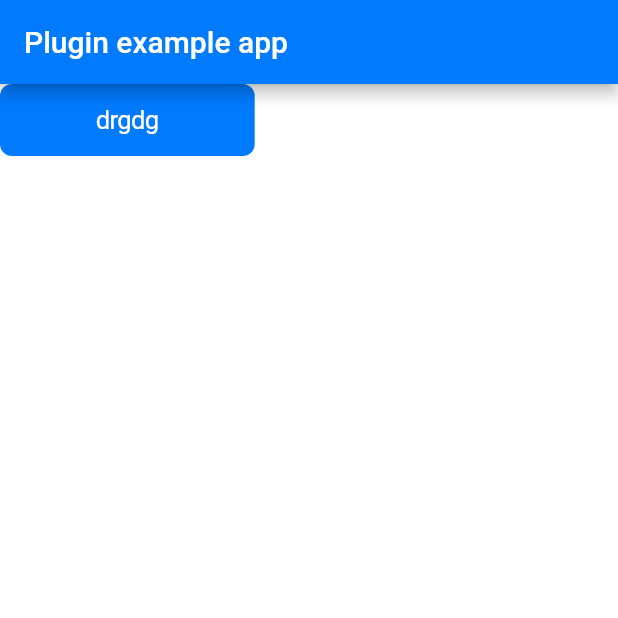
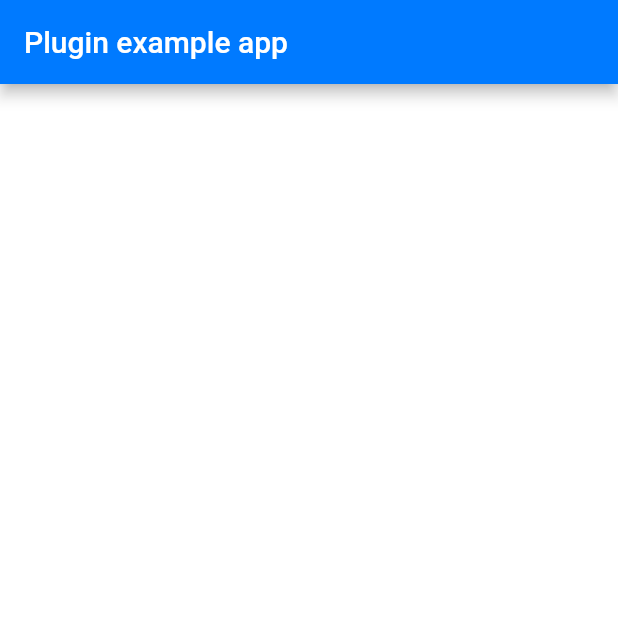
Before and after one commit to yugu91/FlutterCustomUtil, a Flutter app: the screen it shows after launch, on a phone screen of 412 x 824 dp, the top half of it. Run offline on Flutter 3.47's test engine with Material 2 defaults, Android fonts, the phone set to English and light mode, and no system bars; our stand-ins replace dio, sentry, webview_flutter.

Commit message:
重写安卓版本BUTTON

```diff
--- a/lib/PlatformScaffold.dart
+++ b/lib/PlatformScaffold.dart
@@ -392,7 +392,7 @@ class PlatformButton extends BasePlatformWidget<Widget, CupertinoButton> {
     final CupertinoThemeData themeData = CupertinoTheme.of(context);
     final Color primaryColor = themeData.primaryColor;
     final Color backgroundColor = color == null
-        ? primaryColor
+        ? Colors.transparent
         : CupertinoDynamicColor.resolve(color, context);
 
     final TextStyle textStyle = themeData.textTheme.textStyle.copyWith(color: themeData.primaryContrastingColor);
@@ -402,7 +402,7 @@ class PlatformButton extends BasePlatformWidget<Widget, CupertinoButton> {
         padding:padding == null ? _kBackgroundButtonPadding : padding,
         decoration: BoxDecoration(
           color: backgroundColor,
-          borderRadius: borderRadius
+          borderRadius: borderRadius,
         ),
         child: Center(
             widthFactor: 1.0,
```
